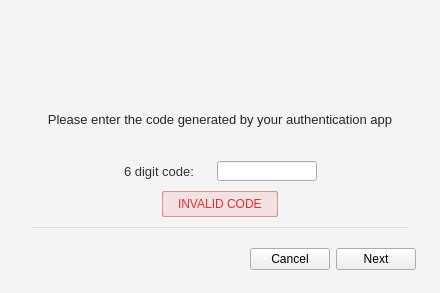
meganz/MEGAsync, file src/MEGASync/gui/macx/Login2FA.ui: the form before one commit.
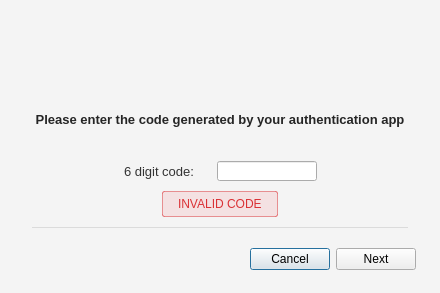
The form after the commit. Icons and pictures are not drawn.

Commit message: Fix font for login2FA dialog

The edit to the form file:
```diff
--- a/src/MEGASync/gui/macx/Login2FA.ui
+++ b/src/MEGASync/gui/macx/Login2FA.ui
@@ -47,7 +47,7 @@
 	border-radius: 2px;
 	background-color: rgba(240,55,58,0.1);
     padding: 6px 12px 6px 12px;
-    font-family: &quot;Source Sans Pro&quot;;
+    font-family: &quot;SF UI Text&quot;;
     font-size: 12px;
     color:  #DA3135;
 }
@@ -55,14 +55,15 @@
 #lDesc
 {
 	color: rgba(0,0,0,0.85);
-	font-family: &quot;Source Sans Pro&quot;;
+	font-family: &quot;SF UI Text&quot;;
 	font-size: 13px;
+    font-weight: 500;
 }
 
 #lCode
 {
 	color: #333333;
-	font-family: &quot;Source Sans Pro&quot;;
+	font-family: &quot;SF UI Text&quot;;
 	font-size: 13px;
 }</string>
   </property>
@@ -124,6 +125,9 @@
           <height>48</height>
          </size>
         </property>
+        <property name="focusPolicy">
+         <enum>Qt::NoFocus</enum>
+        </property>
         <property name="text">
          <string/>
         </property>
```
Left out of the diff: 5 changed lines with no effect on the pictures.
